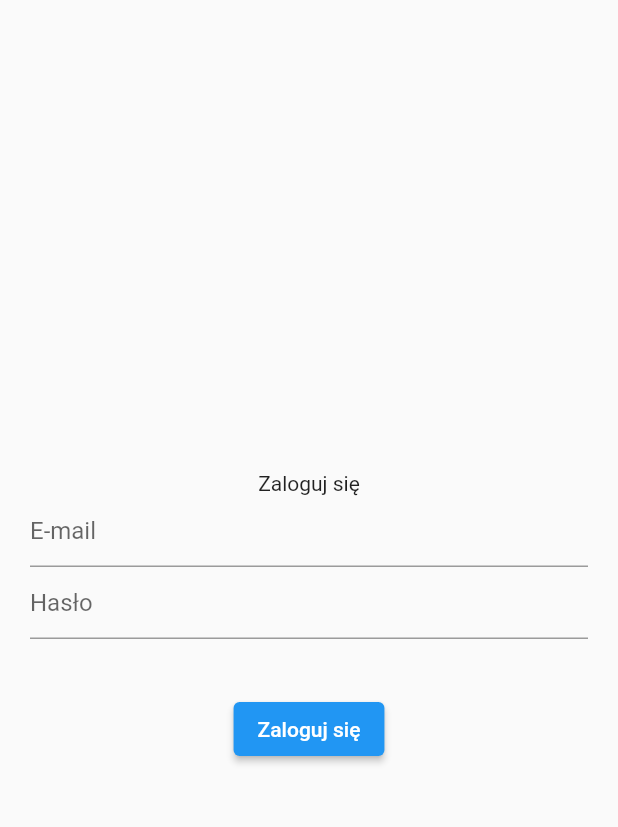
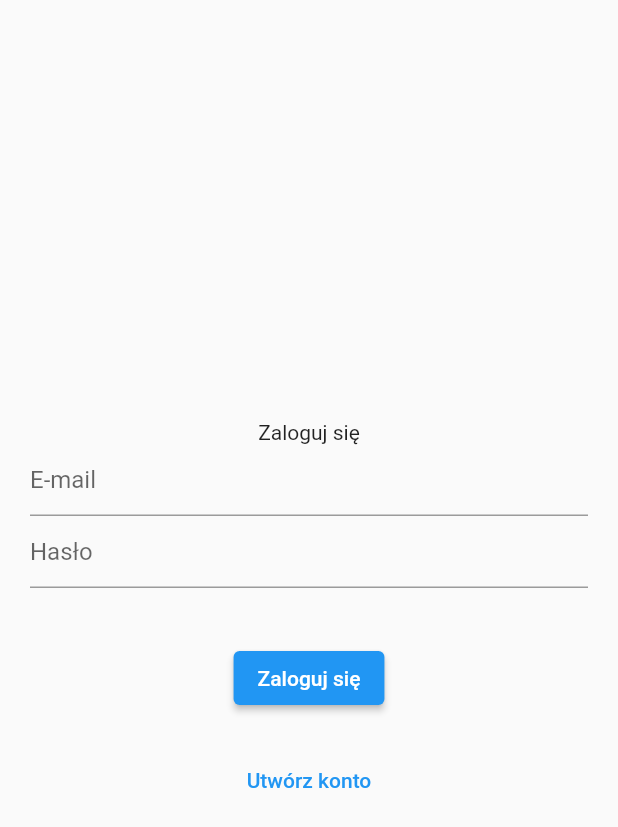
Before and after one commit to katarzynasowa/najlepsza_kawa, a Flutter app: the screen it shows after launch, on a phone screen of 412 x 824 dp. Shown: the top 827 px of the screen. Run offline on Flutter 3.47's test engine with Material 2 defaults, Android fonts, the phone set to English and light mode, and no system bars; our stand-ins replace firebase_auth, firebase_core; accounts and stored records are empty.

Commit message:
Add registration

```diff
--- a/lib/app/login/login_page.dart
+++ b/lib/app/login/login_page.dart
@@ -15,6 +15,7 @@
 
 class _LoginPageState extends State<LoginPage> {
   var errorMessage = '';
+  var isCreatingAccount = false;
 
   @override
   Widget build(BuildContext context) {
@@ -25,7 +26,9 @@
           child: Column(
             mainAxisAlignment: MainAxisAlignment.center,
             children: [
-              const Text('Zaloguj się'),
+              Text(isCreatingAccount == true
+                  ? 'Zarejestruj się'
+                  : 'Zaloguj się'),
               TextField(
                 controller: widget.emailController,
                 decoration: const InputDecoration(hintText: 'E-mail'),
@@ -36,11 +39,23 @@
                 decoration: const InputDecoration(hintText: 'Hasło'),
               ),
               Text(errorMessage),
-              const SizedBox(
-                height: 20,
-              ),
+              const SizedBox(height: 20),
               ElevatedButton(
                 onPressed: () async {
+                  if (isCreatingAccount == true) {
+                    //rejestracja
+                    try {
+                      await FirebaseAuth.instance
+                          .createUserWithEmailAndPassword(
+                        email: widget.emailController.text,
+                        password: widget.passwordController.text,
+                      );
+                    } catch (error) {
+                      setState(() {
+                        errorMessage = error.toString();
+                      });
+                    }
+                  } else {
                     try {
                       await FirebaseAuth.instance.signInWithEmailAndPassword(
                         email: widget.emailController.text,
@@ -51,9 +66,34 @@
                         errorMessage = error.toString();
                       });
                     }
+                    //logowanie
+                  }
                 },
-                child: const Text('Zaloguj się'),
+                child: Text(isCreatingAccount == true
+                    ? 'Zarejestruj się'
+                    : 'Zaloguj się'),
               ),
+              const SizedBox(height: 20),
+              if (isCreatingAccount == false) ...[
+                TextButton(
+                  onPressed: () {
+                    setState(() {
+                      isCreatingAccount = true;
+                    });
+                  },
+                  child: Text('Utwórz konto'),
+                ),
+              ],
+              if (isCreatingAccount == true) ...[
+                TextButton(
+                  onPressed: () {
+                    setState(() {
+                      isCreatingAccount = false;
+                    });
+                  },
+                  child: Text('Masz już konto?'),
+                ),
+              ],
             ],
           ),
         ),
```
Lines whose indentation alone changed are shown as unchanged.
